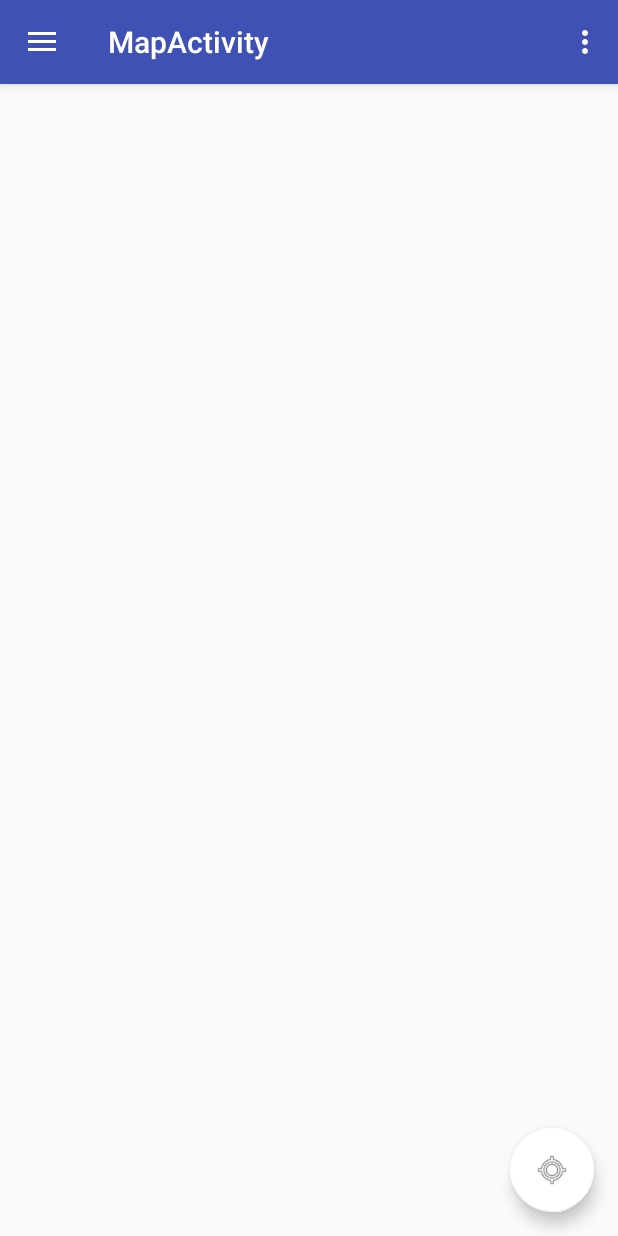
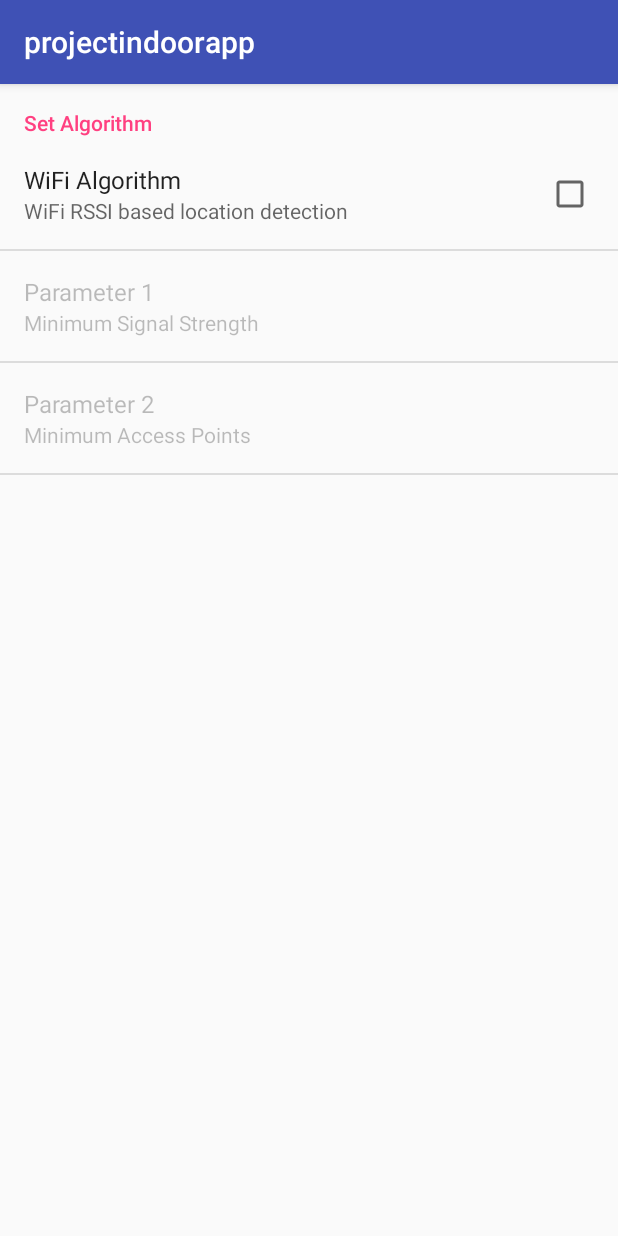
Before and after one commit to ProjectIndoor/projectindoorapp, an Android app: the screen it shows after launch (MapActivity before the commit, SettingsActivity after it), in the options menu, after a tap on "Settings", on a phone screen of 412 x 824 dp. Run offline under Robolectric (Android 15) with nearby library versions, the phone set to English and light mode, and no system bars.

Commit message:
Setting Screen added

```diff
--- a/app/build.gradle
+++ b/app/build.gradle
@@ -2,7 +2,7 @@ apply plugin: 'com.android.application'
 
 android {
     compileSdkVersion 26
-    buildToolsVersion "26.0.1"
+    buildToolsVersion '26.0.2'
     defaultConfig {
         applicationId "de.hft_stuttgart.sw.projectindoorapp"
         minSdkVersion 15
--- a/app/src/main/AndroidManifest.xml
+++ b/app/src/main/AndroidManifest.xml
@@ -19,6 +19,11 @@
                 <category android:name="android.intent.category.LAUNCHER" />
             </intent-filter>
         </activity>
+        <activity
+            android:name=".SettingsActivity"
+            android:screenOrientation="portrait"
+            android:theme="@style/AppTheme" />
+        <activity android:name=".activities.SettingsActivity"></activity>
     </application>
 
 </manifest>
--- a/app/src/main/java/de/hft_stuttgart/sw/projectindoorapp/activities/MapActivity.java
+++ b/app/src/main/java/de/hft_stuttgart/sw/projectindoorapp/activities/MapActivity.java
@@ -1,5 +1,6 @@
 package de.hft_stuttgart.sw.projectindoorapp.activities;
 
+import android.content.Intent;
 import android.os.Bundle;
 import android.support.design.widget.FloatingActionButton;
 import android.support.design.widget.NavigationView;
@@ -9,6 +10,7 @@ import android.support.v4.widget.DrawerLayout;
 import android.support.v7.app.ActionBarDrawerToggle;
 import android.support.v7.app.AppCompatActivity;
 import android.support.v7.widget.Toolbar;
+import android.util.Log;
 import android.view.Menu;
 import android.view.MenuItem;
 import android.view.View;
@@ -17,6 +19,7 @@ import de.hft_stuttgart.sw.projectindoorapp.R;
 
 public class MapActivity extends AppCompatActivity
         implements NavigationView.OnNavigationItemSelectedListener {
+    private static final String TAG = "MapActivity";
 
     @Override
     protected void onCreate(Bundle savedInstanceState) {
@@ -72,11 +75,18 @@ public class MapActivity extends AppCompatActivity
 
         //noinspection SimplifiableIfStatement
         if (id == R.id.action_settings) {
+            openSettingsScreen();
             return true;
         }
 
 
         return super.onOptionsItemSelected(item);
+    }
+
+    void openSettingsScreen() {
+        Log.d(TAG,"Opening settings");
+        Intent i = new Intent(MapActivity.this, SettingsActivity.class);
+        startActivity(i);
     }
 
 
--- /dev/null
+++ b/app/src/main/java/de/hft_stuttgart/sw/projectindoorapp/activities/SettingsActivity.java
@@ -0,0 +1,36 @@
+package de.hft_stuttgart.sw.projectindoorapp.activities;
+
+import android.preference.PreferenceFragment;
+import android.support.v7.app.AppCompatActivity;
+import android.os.Bundle;
+import android.util.Log;
+
+import de.hft_stuttgart.sw.projectindoorapp.R;
+
+public class SettingsActivity extends AppCompatActivity {
+
+    private static final String TAG = "SettingsActivity";
+    @Override
+    public void onCreate(Bundle savedInstanceState) {
+        super.onCreate(savedInstanceState);
+
+        Log.d(TAG,"Adding settings fragment");
+        // Display the fragment as the main content.
+        getFragmentManager().beginTransaction()
+                .replace(android.R.id.content, new SettingsFragment())
+                .commit();
+    }
+
+    public static class SettingsFragment extends PreferenceFragment {
+        @Override
+        public void onCreate(Bundle savedInstanceState) {
+            super.onCreate(savedInstanceState);
+
+            Log.d(TAG, "Adding preferences");
+            addPreferencesFromResource(R.xml.preferences);
+
+        }
+    }
+
+
+}
--- /dev/null
+++ b/app/src/main/res/layout/activity_settings.xml
@@ -0,0 +1,9 @@
+<?xml version="1.0" encoding="utf-8"?>
+<android.support.constraint.ConstraintLayout xmlns:android="http://schemas.android.com/apk/res/android"
+    xmlns:app="http://schemas.android.com/apk/res-auto"
+    xmlns:tools="http://schemas.android.com/tools"
+    android:layout_width="match_parent"
+    android:layout_height="match_parent"
+    tools:context="de.hft_stuttgart.sw.projectindoorapp.activities.SettingsActivity">
+
+</android.support.constraint.ConstraintLayout>
--- /dev/null
+++ b/app/src/main/res/xml/preferences.xml
@@ -0,0 +1,24 @@
+<?xml version="1.0" encoding="utf-8"?>
+<PreferenceScreen xmlns:android="http://schemas.android.com/apk/res/android">
+
+    <PreferenceCategory
+        android:title="Set Algorithm"
+        android:key="pref_key_algorithm">
+        <CheckBoxPreference
+            android:key="Algorithm_1"
+            android:summary="WiFi RSSI based location detection"
+            android:title="WiFi Algorithm"
+            android:defaultValue="false"/>
+        <Preference
+            android:key="Algo_2"
+            android:dependency="Algorithm_1"
+            android:summary="Minimum Signal Strength"
+            android:title="Parameter 1"/>
+        <Preference
+            android:key="Algo_3"
+            android:dependency="Algorithm_1"
+            android:summary="Minimum Access Points"
+            android:title="Parameter 2"/>
+    </PreferenceCategory>
+
+</PreferenceScreen>
--- a/build.gradle
+++ b/build.gradle
@@ -5,7 +5,7 @@ buildscript {
         jcenter()
     }
     dependencies {
-        classpath 'com.android.tools.build:gradle:2.3.3'
+        classpath 'com.android.tools.build:gradle:3.0.0'
 
         // NOTE: Do not place your application dependencies here; they belong
         // in the individual module build.gradle files
```
Also changed, not shown: gradle/wrapper/gradle-wrapper.properties.
